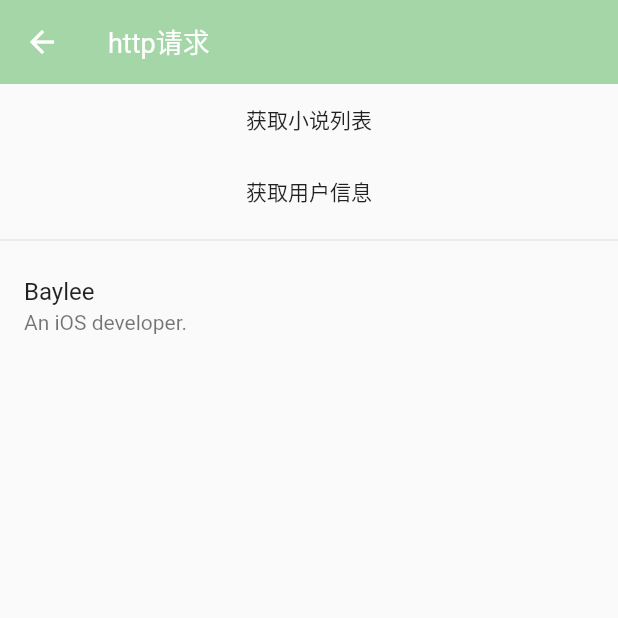
After one commit to zhengry/ZZFlutterProject, a Flutter app: the HttpPage screen opened directly, after a tap on "获取用户信息", on a phone screen of 412 x 824 dp, the top half of it. The commit adds this screen. Run offline on Flutter 3.47's test engine with Material 2 defaults, Android fonts, the phone set to English and light mode, and no system bars; our stand-ins replace rxdart; network calls fail.

Commit message:
http请求,json解析,model构造

```diff
--- /dev/null
+++ b/lib/demos/http_demo.dart
@@ -0,0 +1,101 @@
+import 'dart:convert' as convert;
+
+import 'package:flutter/material.dart';
+import 'package:http/http.dart' as http;
+import 'dart:async';
+
+class HttpPage extends StatelessWidget {
+  const HttpPage({Key key}) : super(key: key);
+
+  @override
+  Widget build(BuildContext context) {
+    return Scaffold(
+      appBar: AppBar(
+        title: Text("http请求"),
+      ),
+      body: HttpPageBody(),
+    );
+  }
+}
+
+class HttpPageBody extends StatefulWidget {
+  HttpPageBody({Key key}) : super(key: key);
+
+  _HttpPageBodyState createState() => _HttpPageBodyState();
+}
+
+class _HttpPageBodyState extends State<HttpPageBody> {
+
+   String _name = "";
+   String _job = "";
+
+
+  @override
+  void initState() {
+    super.initState();
+
+    // jsonTest();
+  }
+
+  //map转json，json转map
+  // jsonTest() {
+  //   final _jsonMap = {"name": "Baylee", "job": "An iOS developer."};
+  //   //map转json
+  //   final json = convert.json.encode(_jsonMap);
+  //   print(json);
+  //   //json转map
+  //   final _mapFromJson = convert.json.decode(json);
+  //   print(_mapFromJson);
+  // }
+
+  // 获取小说列表
+  _fetchNovelList() async {
+    final response = await http.get("https://www.apiopen.top/novelApi");
+    final jsonModel = convert.json.decode(response.body);
+    print(response.body);
+  }
+
+  _fetchPersonInfo() {
+    final _person = {"name": "Baylee", "job": "An iOS developer."};
+    final _json = convert.json.encode(_person);
+    final _map = convert.json.decode(_json);
+    final person = PersonInfo.fromJson(_map);
+    setState(() {
+      _name = person.name;
+      _job = person.job;
+    });
+  }
+
+  @override
+  Widget build(BuildContext context) {
+    return Column(
+      children: <Widget>[
+        FlatButton(
+          child: Text("获取小说列表"),
+          onPressed: _fetchNovelList,
+        ),
+        FlatButton(
+          child: Text("获取用户信息"),
+          onPressed: _fetchPersonInfo,
+        ),
+        Divider(),
+        ListTile(
+          title: Text(_name),
+          subtitle: Text(_job),
+        )
+      ],
+    );
+  }
+}
+
+class PersonInfo {
+  final String name;
+  final String job;
+
+// 构造函数
+  PersonInfo(this.name, this.job);
+
+  PersonInfo.fromJson(Map json)
+  : name = json["name"],
+    job = json["job"];
+}
--- a/lib/routes/routes.dart
+++ b/lib/routes/routes.dart
@@ -12,6 +12,7 @@ import '../demos/step.dart';
 import '../demos/add_count.dart';
 import '../demos/stream_demo.dart';
 import '../demos/rxdart/rxdart_page.dart';
+import '../demos/http_demo.dart';
 
 final routes = {
     "/":(context)=>Tabs(),
@@ -27,6 +28,7 @@ final routes = {
     "/add":(context)=>AddCountPage(),
     "/stream":(context)=>StreamPage(),
     "/rxdart":(context)=>RxDartPage(),
+    "/http":(context)=>HttpPage(),
 };
 
 var onGenerateRoute = (RouteSettings settings){
--- a/lib/tabs/history.dart
+++ b/lib/tabs/history.dart
@@ -68,6 +68,12 @@ class _HistoryPageState extends State<HistoryPage> {
                 Navigator.of(context).pushNamed("/rxdart");
               },
             ),
+            ListTile(
+              title: Text("http请求"),
+              onTap: (){
+                Navigator.of(context).pushNamed("/http");
+              },
+            ),
           ],
         ),
       ),
--- a/pubspec.yaml
+++ b/pubspec.yaml
@@ -11,6 +11,7 @@ dependencies:
   english_words: ^3.1.0
   scoped_model: ^1.0.1
   rxdart: ^0.22.1+1
+  http: ^0.12.0+2
 
 dev_dependencies:
   flutter_test:
```
Also changed, not shown: pubspec.lock.
